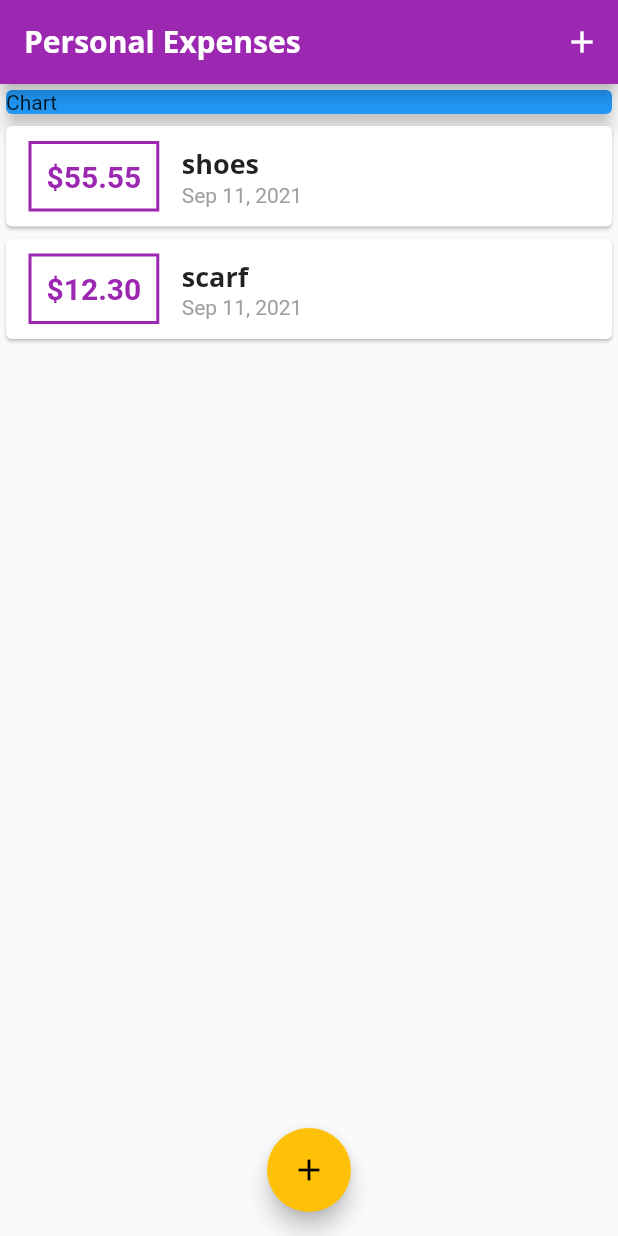
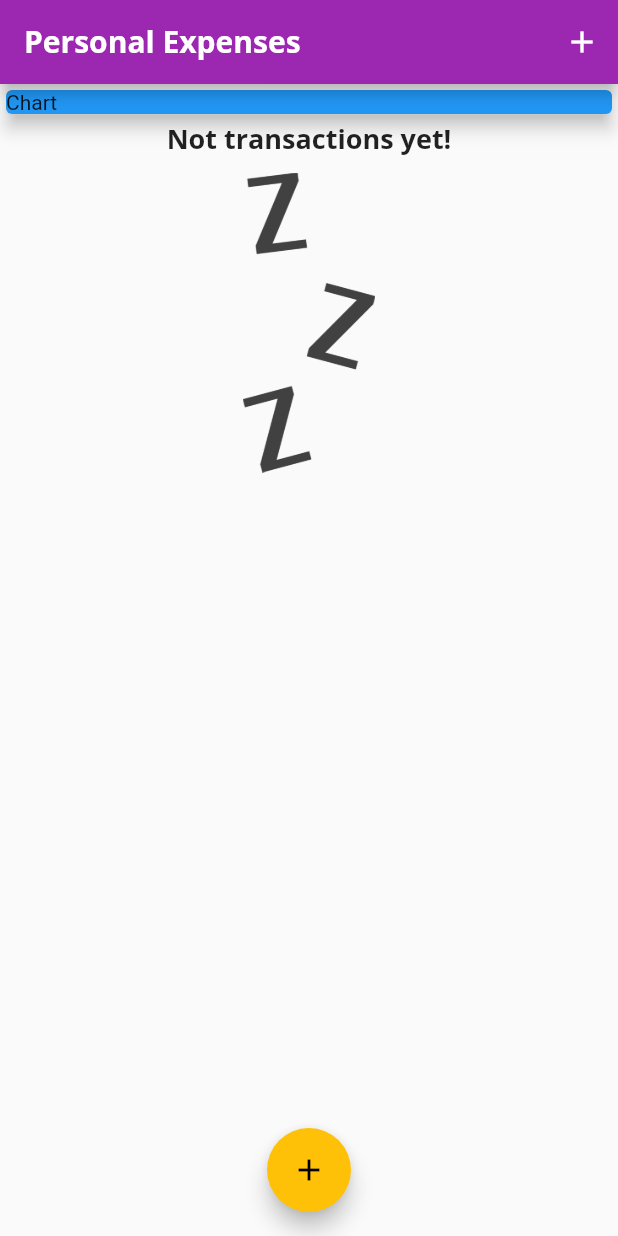
Before and after one commit to barbibrussa/personal-expenses-app, a Flutter app: the screen it shows after launch, on a phone screen of 412 x 824 dp. Run offline on Flutter 3.47's test engine with Material 2 defaults, Android fonts, the phone set to English and light mode, and no system bars.

```diff
--- a/lib/main.dart
+++ b/lib/main.dart
@@ -43,18 +43,18 @@ class MyHomePage extends StatefulWidget {
 
 class _MyHomePageState extends State<MyHomePage> {
   final List<Transaction> _userTransaction = [
-    Transaction(
-      id: 't1',
-      title: 'shoes',
-      amount: 55.55,
-      date: DateTime.now(),
-    ),
-    Transaction(
-      id: 't2',
-      title: 'scarf',
-      amount: 12.30,
-      date: DateTime.now(),
-    )
+    // Transaction(
+    //   id: 't1',
+    //   title: 'shoes',
+    //   amount: 55.55,
+    //   date: DateTime.now(),
+    // ),
+    // Transaction(
+    //   id: 't2',
+    //   title: 'scarf',
+    //   amount: 12.30,
+    //   date: DateTime.now(),
+    // )
   ];
 
   void _addNewTransaction(String txTitle, double txAmount) {
--- a/lib/widgets/transaction_list.dart
+++ b/lib/widgets/transaction_list.dart
@@ -11,7 +11,26 @@ class TransactionList extends StatelessWidget {
   Widget build(BuildContext context) {
     return Container(
       height: 300,
-      child: ListView.builder(
+      child: transactions.isEmpty
+          ? Column(
+              children: <Widget>[
+                Text(
+                  'Not transactions yet!',
+                  style: Theme.of(context).textTheme.title,
+                ),
+                SizedBox(
+                  height: 10,
+                ),
+                Container(
+                  height: 200,
+                  child: Image.asset(
+                    'assets/images/waiting.png',
+                    fit: BoxFit.cover,
+                  ),
+                )
+              ],
+            )
+          : ListView.builder(
               itemBuilder: (ctx, index) {
                 return Card(
                   child: Row(
--- a/pubspec.yaml
+++ b/pubspec.yaml
@@ -46,8 +46,8 @@ flutter:
   uses-material-design: true
 
   # To add assets to your application, add an assets section, like this:
-  # assets:
-  #   - images/a_dot_burr.jpeg
+  assets:
+    - assets/images/waiting.png
   #   - images/a_dot_ham.jpeg
 
   # An image asset can refer to one or more resolution-specific "variants", see
```
Also changed, not shown: assets/images/waiting.png (added). Lines whose indentation alone changed are shown as unchanged.
